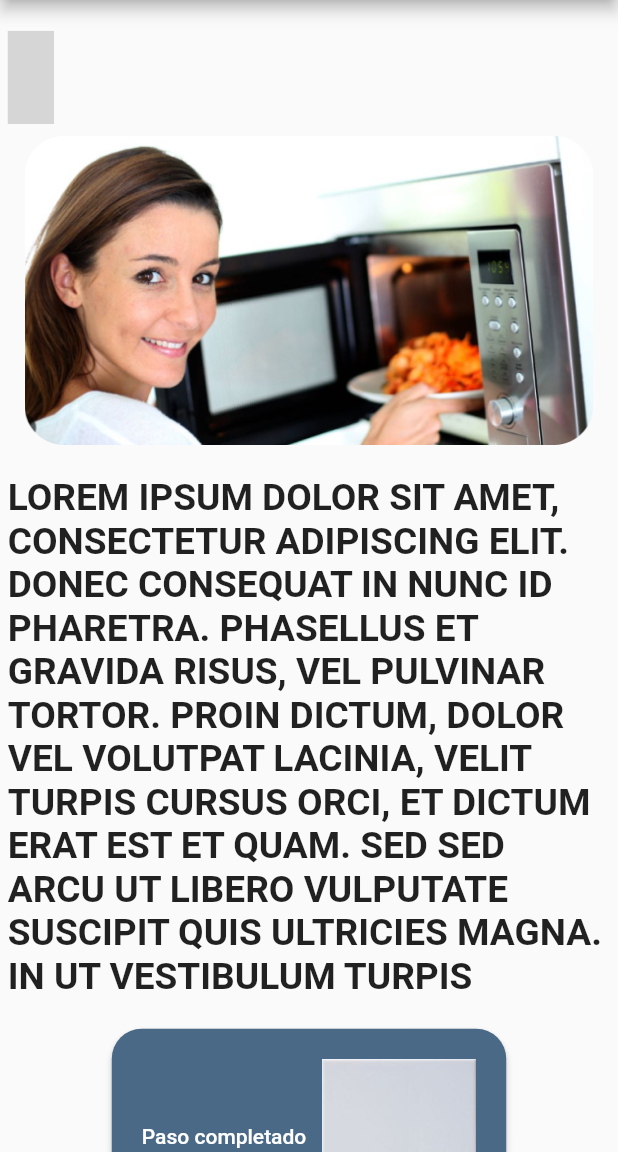
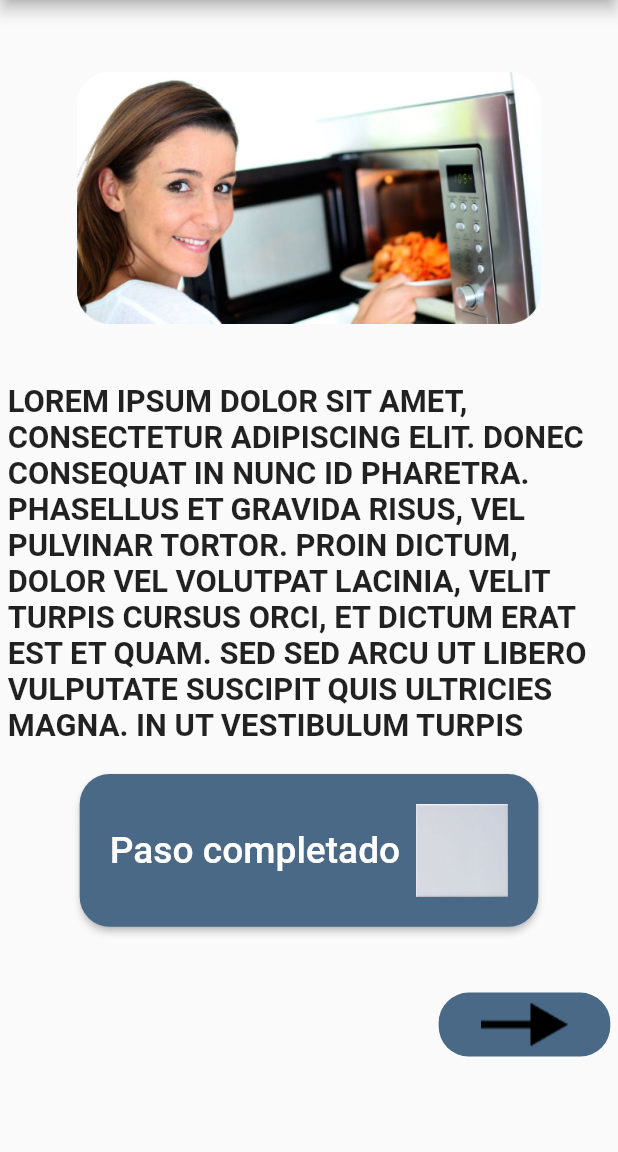
Before and after one commit to DGPAS/DGP_AS, a Flutter app: the TaskSteps screen opened directly, on a phone screen of 412 x 824 dp, the part 84-1236 px from its top. Run offline on Flutter 3.47's test engine with Material 2 defaults, Android fonts, the phone set to English and light mode, and no system bars; our stand-ins replace dotted_border, image_picker; grey boxes are pictures that could not be loaded.

Commit message:
Arreglillos visuales

```diff
--- a/Dability/lib/student_task.dart
+++ b/Dability/lib/student_task.dart
@@ -166,7 +166,7 @@ class _StudentTaskState extends State<StudentTask> {
                         Text(
                           'DESCRIPCIÓN',
                           style: TextStyle(
-                            fontSize: MediaQuery.of(context).size.height * 0.04,
+                            fontSize: MediaQuery.of(context).size.height * 0.03,
                             fontWeight: FontWeight.bold,
                           ),
                           textAlign: TextAlign.left,
@@ -179,7 +179,7 @@ class _StudentTaskState extends State<StudentTask> {
                           'praesent, commodo luctus dictum eu pellentesque in litora, lacus sodales '
                           'nullam metus himenaeos vestibulum.'.toUpperCase(),
                           style: TextStyle(
-                            fontSize: MediaQuery.of(context).size.height * 0.025,
+                            fontSize: MediaQuery.of(context).size.height * 0.02,
                           ),
                           textAlign: TextAlign.justify,
                         )
@@ -240,7 +240,7 @@ class _StudentTaskState extends State<StudentTask> {
                         Image.asset(
                           'images/taskImage.png',
                           height: MediaQuery.of(context).size.height * 0.20,
-                          width: MediaQuery.of(context).size.width * 0.20,
+                          width: MediaQuery.of(context).size.height * 0.20,
                         ),
                       ],
                     )
--- a/Dability/lib/task_steps.dart
+++ b/Dability/lib/task_steps.dart
@@ -76,19 +76,6 @@ class _TaskStepsState extends State<TaskSteps> {
               ),
               child: Column(
                 children: [
-                  Row(
-                    mainAxisAlignment: MainAxisAlignment.start,
-                    children: [
-                      Container(
-                        color: Color(0xFFD9D9D9),
-                        child: SizedBox(
-                          width: MediaQuery.of(context).size.height * 0.0375,
-                          height: MediaQuery.of(context).size.height * 0.075,
-                          child: Image.asset("images/${widget.index + 1}.png"),
-                        ),
-                      ),
-                    ],
-                  ),
                   SizedBox(
                     height: MediaQuery.of(context).size.height * 0.01,
                   ),
@@ -98,6 +85,7 @@ class _TaskStepsState extends State<TaskSteps> {
                     children: [
                       Image.asset('images/pruebaPaso.png',
                         height: MediaQuery.of(context).size.height * 0.25,
+                        width: MediaQuery.of(context).size.width * 0.75,
                       ),
                     ],
                   ),
@@ -115,7 +103,7 @@ class _TaskStepsState extends State<TaskSteps> {
                           'suscipit quis ultricies magna. In ut vestibulum turpis'.toUpperCase(),
                           style: TextStyle(
                             fontWeight: FontWeight.bold,
-                            fontSize: MediaQuery.of(context).size.height * 0.03,
+                            fontSize: MediaQuery.of(context).size.height * 0.025,
                           ),
                       ),
                     ],
@@ -145,16 +133,21 @@ class _TaskStepsState extends State<TaskSteps> {
                           ),
                           child: Row(
                             children: [
-                              Text('Paso completado'),
+                              Text(
+                                'Paso completado',
+                                style: TextStyle(
+                                  fontSize: MediaQuery.of(context).size.height * 0.030
+                                ),
+                              ),
                               SizedBox(
                                 width: MediaQuery.of(context).size.width * 0.025,
                               ),
                               widget.checkedStep[widget.index] ?
                                 Image.asset('images/checkIcon.png',
-                                    height: MediaQuery.of(context).size.height * 0.125,
+                                    height: MediaQuery.of(context).size.height * 0.075,
                                 ):
                                 Image.asset('images/greyIcon.jpg',
-                                  height: MediaQuery.of(context).size.height * 0.125,
+                                  height: MediaQuery.of(context).size.height * 0.075,
                                 ) ,
                             ],
                           ),
@@ -189,7 +182,10 @@ class _TaskStepsState extends State<TaskSteps> {
                               borderRadius: BorderRadius.circular(20),
                             ),
                           ),
-                          child: Image.asset('images/formerPageArrow.png'),
+                          child: Image.asset(
+                              'images/formerPageArrow.png',
+                              width: MediaQuery.of(context).size.height * 0.1,
+                          ),
                         ),
                       if (widget.index < widget.numberOfSteps - 1)
                         ElevatedButton(
@@ -205,7 +201,10 @@ class _TaskStepsState extends State<TaskSteps> {
                               borderRadius: BorderRadius.circular(20),
                             ),
                           ),
-                          child: Image.asset('images/nextPageArrow.png'),
+                          child: Image.asset(
+                              'images/nextPageArrow.png',
+                              width: MediaQuery.of(context).size.height * 0.1,
+                          ),
                         ),
                     ],
                   ),
```
